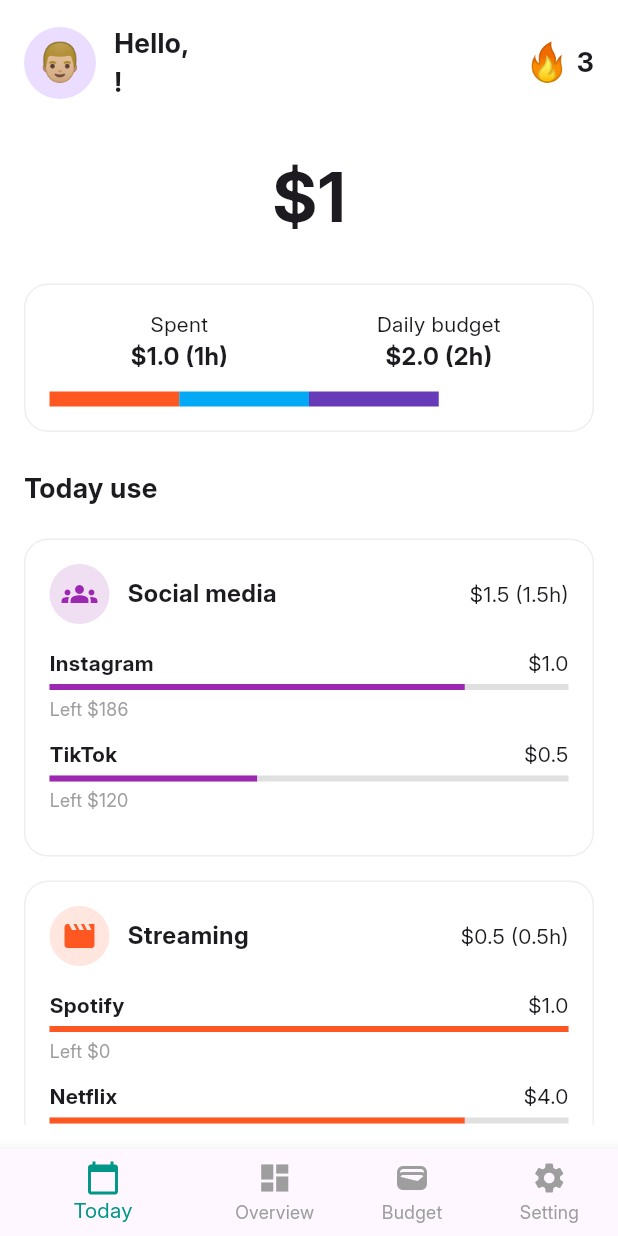
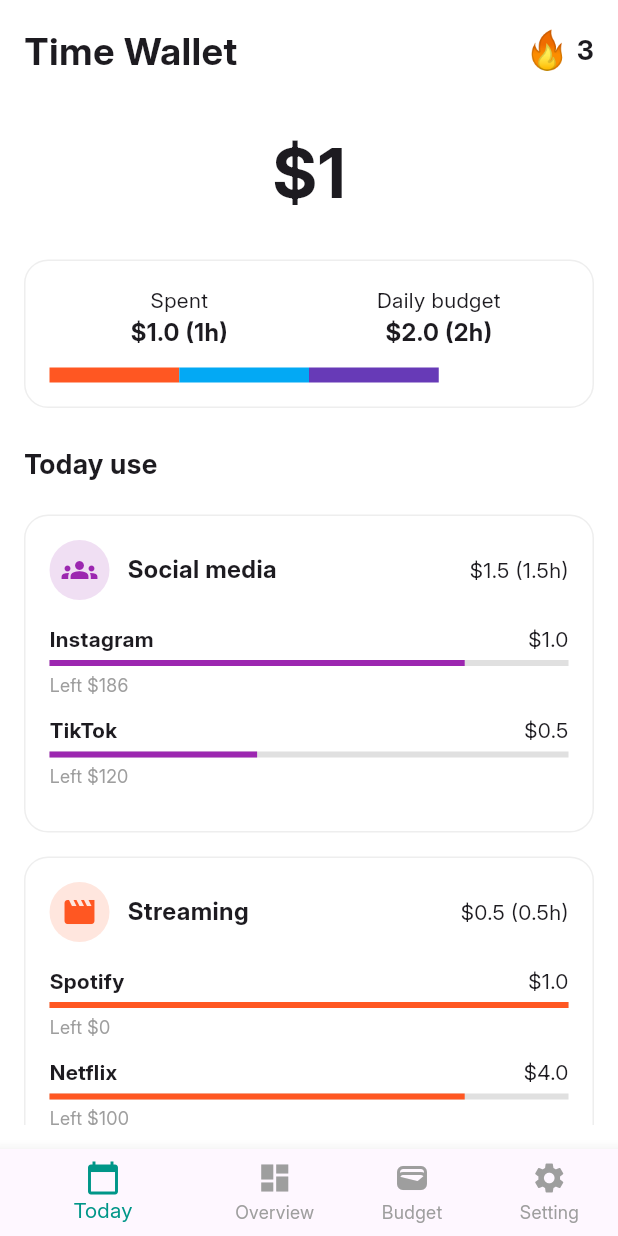
Before and after one commit to BautistaMendibe/focuswallet, a Flutter app: the DashboardScreen screen opened by its route, on a phone screen of 412 x 824 dp. Run offline on Flutter 3.47's test engine with Material 3 defaults, Android fonts, the phone set to English and light mode, and no system bars; our stand-ins replace cloud_firestore, firebase_auth, firebase_core, shared_preferences, smooth_page_indicator; accounts and stored records are empty; generated files the repository leaves out were written again.

Commit message:
Se elimina el nombre y el avatar

```diff
--- a/lib/screens/dashboard_screen.dart
+++ b/lib/screens/dashboard_screen.dart
@@ -53,17 +53,11 @@ class DashboardScreen extends StatelessWidget {
                       authService.logout();
                       Navigator.pushReplacementNamed(context, '/login');
                     },
-                    child: const CircleAvatar(
-                        radius: 24,
-                        child: Text(
-                          '👨🏼',
-                          style: TextStyle(fontSize: 25),
-                        )),
+                    child: const Text(
+                      'Time Wallet',
+                      style: TextStyle(fontSize: 25, fontWeight: FontWeight.bold),
+                    ),
                   ),
-                  const SizedBox(width: 12),
-                  Text("${loc.hello},\n$displayName!",
-                      style:
-                          TextStyle(fontSize: 18, fontWeight: FontWeight.bold)),
                   const Spacer(),
                   Row(
                     children: const [
```
